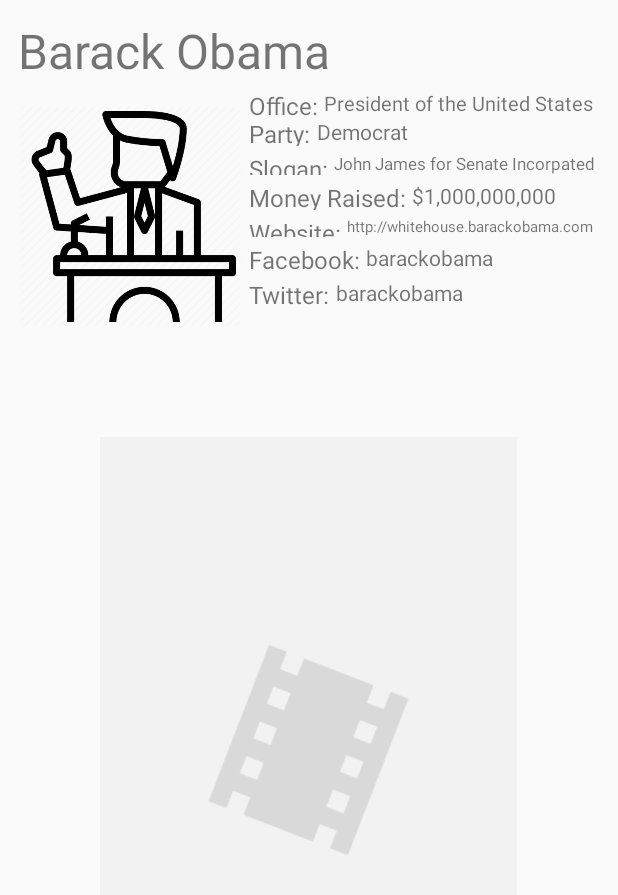
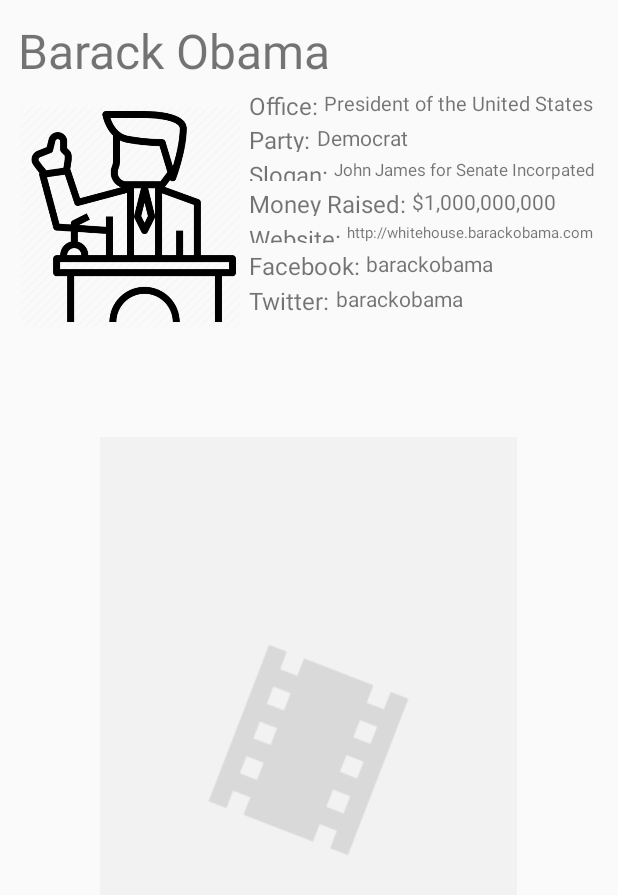
Before and after one commit to nsuarez99/FBU-VoterXV, an Android app: the layout fragment_candidate.xml on its own in the app's theme, with its tools: preview values and no code run, on a phone screen of 412 x 824 dp. Shown: the top 895 px of the screen. Run offline under Robolectric (Android 15) with nearby library versions, the light colour scheme and no system bars.

Commit message:
small styling fix in detail layout

```diff
--- a/app/src/main/res/layout/fragment_candidate.xml
+++ b/app/src/main/res/layout/fragment_candidate.xml
@@ -60,7 +60,7 @@
         android:id="@+id/candidateParty"
         android:layout_width="wrap_content"
         android:layout_height="wrap_content"
-        android:layout_below="@id/office"
+        android:layout_below="@id/candidateOffice"
         android:layout_toRightOf="@+id/party"
         android:layout_marginBottom="4dp"
         android:text="Democrat"
--- a/app/src/main/res/layout/fragment_representative.xml
+++ b/app/src/main/res/layout/fragment_representative.xml
@@ -60,7 +60,7 @@
         android:id="@+id/representativeParty"
         android:layout_width="wrap_content"
         android:layout_height="wrap_content"
-        android:layout_below="@id/office"
+        android:layout_below="@id/representativeOffice"
         android:layout_toRightOf="@+id/party"
         android:layout_marginBottom="4dp"
         android:text="Democrat"
```
